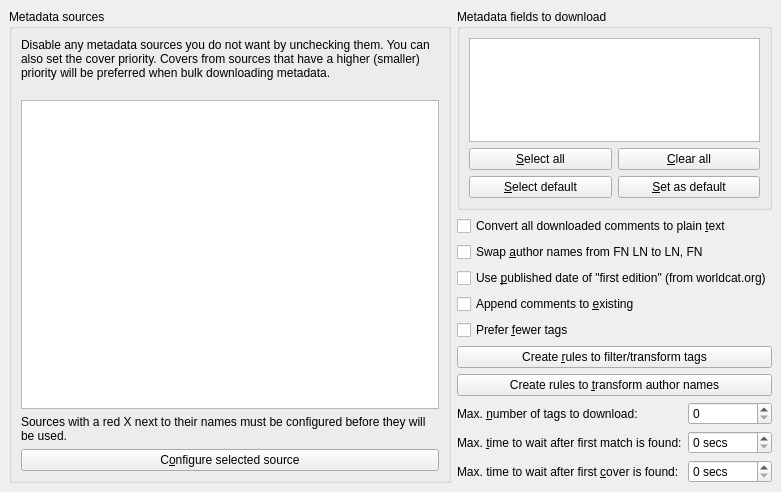
This is src/calibre/gui2/preferences/metadata_sources.ui in debian-calibre/calibre as Qt 5 draws it before an edit. The edited form follows.
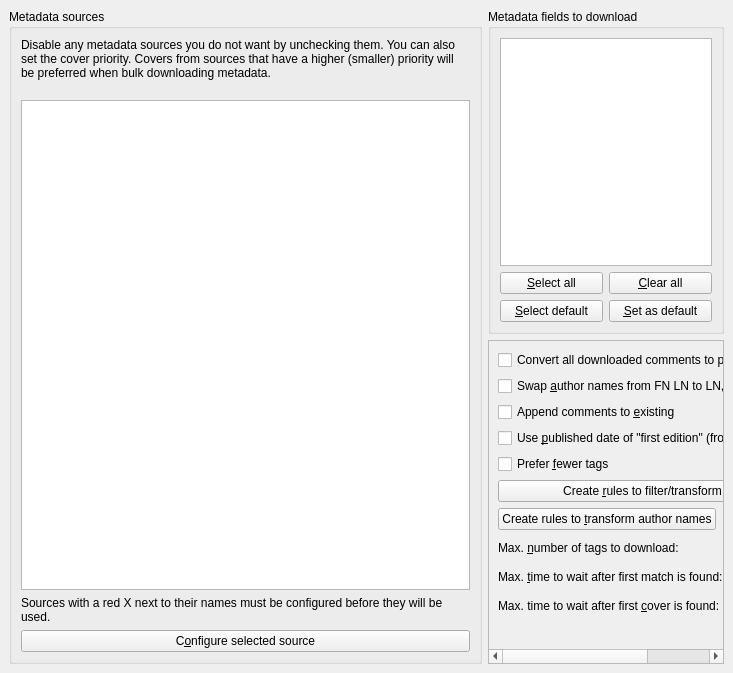
This is the edited form. Icons and pictures are not drawn.

Patch:
```diff
--- a/src/calibre/gui2/preferences/metadata_sources.ui
+++ b/src/calibre/gui2/preferences/metadata_sources.ui
@@ -6,14 +6,14 @@
    <rect>
     <x>0</x>
     <y>0</y>
-    <width>781</width>
-    <height>492</height>
+    <width>733</width>
+    <height>673</height>
    </rect>
   </property>
   <property name="windowTitle">
    <string>Form</string>
   </property>
-  <layout class="QVBoxLayout" name="verticalLayout">
+  <layout class="QGridLayout" name="gridLayout_3">
    <property name="leftMargin">
     <number>0</number>
    </property>
@@ -26,76 +26,64 @@
    <property name="bottomMargin">
     <number>0</number>
    </property>
-   <item>
+   <item row="0" column="0">
     <widget class="QStackedWidget" name="stack">
      <widget class="QWidget" name="page">
-      <layout class="QGridLayout" name="gridLayout">
-       <item row="8" column="1">
-        <widget class="QLabel" name="label_2">
+      <layout class="QHBoxLayout" name="horizontalLayout">
+       <item>
+        <widget class="QGroupBox" name="groupBox">
+         <property name="title">
+          <string>Metadata sources</string>
+         </property>
+         <layout class="QVBoxLayout" name="verticalLayout_3">
+          <item>
+           <widget class="QLabel" name="label">
          <property name="text">
-          <string>Max. &amp;number of tags to download:</string>
-         </property>
-         <property name="buddy">
-          <cstring>opt_max_tags</cstring>
+             <string>Disable any metadata sources you do not want by unchecking them. You can also set the cover priority. Covers from sources that have a higher (smaller) priority will be preferred when bulk downloading metadata.
+</string>
+            </property>
+            <property name="wordWrap">
+             <bool>true</bool>
          </property>
         </widget>
        </item>
-       <item row="3" column="1" colspan="2">
-        <widget class="QCheckBox" name="opt_find_first_edition_date">
-         <property name="text">
-          <string>Use &amp;published date of &quot;first edition&quot; (from worldcat.org)</string>
-         </property>
-        </widget>
-       </item>
-       <item row="9" column="1">
-        <widget class="QLabel" name="label_3">
+          <item>
+           <widget class="QTableView" name="sources_view">
+            <property name="selectionMode">
+             <enum>QAbstractItemView::SingleSelection</enum>
+            </property>
+            <property name="selectionBehavior">
+             <enum>QAbstractItemView::SelectRows</enum>
+            </property>
+           </widget>
+          </item>
+          <item>
+           <widget class="QLabel" name="label_5">
          <property name="text">
-          <string>Max. &amp;time to wait after first match is found:</string>
-         </property>
-         <property name="buddy">
-          <cstring>opt_wait_after_first_identify_result</cstring>
+             <string>Sources with a red X next to their names must be configured before they will be used. </string>
+            </property>
+            <property name="wordWrap">
+             <bool>true</bool>
          </property>
         </widget>
        </item>
-       <item row="10" column="1">
-        <widget class="QLabel" name="label_4">
+          <item>
+           <widget class="QPushButton" name="configure_plugin_button">
          <property name="text">
-          <string>Max. time to wait after first &amp;cover is found:</string>
-         </property>
-         <property name="buddy">
-          <cstring>opt_wait_after_first_cover_result</cstring>
+             <string>C&amp;onfigure selected source</string>
+            </property>
+            <property name="icon">
+             <iconset resource="../../../../resources/images.qrc">
+              <normaloff>:/images/plugins.png</normaloff>:/images/plugins.png</iconset>
          </property>
         </widget>
        </item>
-       <item row="10" column="2">
-        <widget class="QSpinBox" name="opt_wait_after_first_cover_result">
-         <property name="suffix">
-          <string> secs</string>
-         </property>
+         </layout>
         </widget>
        </item>
-       <item row="5" column="1" colspan="2">
-        <widget class="QCheckBox" name="opt_fewer_tags">
-         <property name="toolTip">
-          <string>&lt;p&gt;Different metadata sources have different sets of tags for the same book. If this option is checked, then calibre will use the smaller tag sets. These tend to be more like genres, while the larger tag sets tend to describe the books content.
-&lt;p&gt;Note that this option will only make a practical difference if one of the metadata sources has a genre like tag set for the book you are searching for. Most often, they all have large tag sets.</string>
-         </property>
-         <property name="statusTip">
-          <string>Prefer smaller tag sets when picking tags from different metadata sources</string>
-         </property>
-         <property name="text">
-          <string>Prefer &amp;fewer tags</string>
-         </property>
-        </widget>
-       </item>
-       <item row="2" column="1" colspan="2">
-        <widget class="QCheckBox" name="opt_swap_author_names">
-         <property name="text">
-          <string>Swap &amp;author names from FN LN to LN, FN</string>
-         </property>
-        </widget>
-       </item>
-       <item row="0" column="1" colspan="2">
+       <item>
+        <layout class="QVBoxLayout" name="verticalLayout">
+         <item>
         <widget class="QGroupBox" name="groupBox_2">
          <property name="title">
           <string>Metadata fields to download</string>
@@ -148,24 +136,42 @@
          </layout>
         </widget>
        </item>
-       <item row="1" column="1" colspan="2">
+         <item>
+          <widget class="QScrollArea" name="scrollArea">
+           <property name="widgetResizable">
+            <bool>true</bool>
+           </property>
+           <widget class="QWidget" name="scrollAreaWidgetContents">
+            <property name="geometry">
+             <rect>
+              <x>0</x>
+              <y>0</y>
+              <width>373</width>
+              <height>341</height>
+             </rect>
+            </property>
+            <property name="sizePolicy">
+             <sizepolicy hsizetype="Expanding" vsizetype="Expanding">
+              <horstretch>0</horstretch>
+              <verstretch>0</verstretch>
+             </sizepolicy>
+            </property>
+            <layout class="QFormLayout" name="formLayout">
+             <item row="0" column="0" colspan="2">
         <widget class="QCheckBox" name="opt_txt_comments">
          <property name="text">
           <string>Convert all downloaded comments to plain &amp;text</string>
          </property>
         </widget>
        </item>
-       <item row="8" column="2">
-        <widget class="QSpinBox" name="opt_max_tags"/>
-       </item>
-       <item row="9" column="2">
-        <widget class="QSpinBox" name="opt_wait_after_first_identify_result">
-         <property name="suffix">
-          <string> secs</string>
+             <item row="3" column="0" colspan="2">
+              <widget class="QCheckBox" name="opt_swap_author_names">
+               <property name="text">
+                <string>Swap &amp;author names from FN LN to LN, FN</string>
          </property>
         </widget>
        </item>
-       <item row="4" column="1">
+             <item row="5" column="0" colspan="2">
         <widget class="QCheckBox" name="opt_append_comments">
          <property name="toolTip">
           <string>&lt;p&gt;When downloading comments, append the downloaded comments to any existing comment, instead of overwriting them.</string>
@@ -178,70 +184,93 @@
          </property>
         </widget>
        </item>
-       <item row="0" column="0" rowspan="11">
-        <widget class="QGroupBox" name="groupBox">
-         <property name="title">
-          <string>Metadata sources</string>
-         </property>
-         <layout class="QVBoxLayout" name="verticalLayout_3">
-          <item>
-           <widget class="QLabel" name="label">
+             <item row="6" column="0" colspan="2">
+              <widget class="QCheckBox" name="opt_find_first_edition_date">
             <property name="text">
-             <string>Disable any metadata sources you do not want by unchecking them. You can also set the cover priority. Covers from sources that have a higher (smaller) priority will be preferred when bulk downloading metadata.
-</string>
-            </property>
-            <property name="wordWrap">
-             <bool>true</bool>
-            </property>
-           </widget>
-          </item>
-          <item>
-           <widget class="QTableView" name="sources_view">
-            <property name="selectionMode">
-             <enum>QAbstractItemView::SingleSelection</enum>
-            </property>
-            <property name="selectionBehavior">
-             <enum>QAbstractItemView::SelectRows</enum>
-            </property>
-           </widget>
-          </item>
-          <item>
-           <widget class="QLabel" name="label_5">
+                <string>Use &amp;published date of &quot;first edition&quot; (from worldcat.org)</string>
+               </property>
+              </widget>
+             </item>
+             <item row="9" column="0" colspan="2">
+              <widget class="QCheckBox" name="opt_fewer_tags">
+               <property name="toolTip">
+                <string>&lt;p&gt;Different metadata sources have different sets of tags for the same book. If this option is checked, then calibre will use the smaller tag sets. These tend to be more like genres, while the larger tag sets tend to describe the books content.
+&lt;p&gt;Note that this option will only make a practical difference if one of the metadata sources has a genre like tag set for the book you are searching for. Most often, they all have large tag sets.</string>
+               </property>
+               <property name="statusTip">
+                <string>Prefer smaller tag sets when picking tags from different metadata sources</string>
+               </property>
             <property name="text">
-             <string>Sources with a red X next to their names must be configured before they will be used. </string>
-            </property>
-            <property name="wordWrap">
-             <bool>true</bool>
-            </property>
-           </widget>
-          </item>
-          <item>
-           <widget class="QPushButton" name="configure_plugin_button">
-            <property name="text">
-             <string>C&amp;onfigure selected source</string>
-            </property>
-            <property name="icon">
-             <iconset resource="../../../../resources/images.qrc">
-              <normaloff>:/images/plugins.png</normaloff>:/images/plugins.png</iconset>
-            </property>
-           </widget>
-          </item>
-         </layout>
-        </widget>
-       </item>
-       <item row="6" column="1" colspan="2">
+                <string>Prefer &amp;fewer tags</string>
+               </property>
+              </widget>
+             </item>
+             <item row="10" column="0" colspan="2">
         <widget class="QPushButton" name="tag_map_rules_button">
          <property name="text">
           <string>Create &amp;rules to filter/transform tags</string>
          </property>
         </widget>
        </item>
-       <item row="7" column="1" colspan="2">
+             <item row="12" column="0">
         <widget class="QPushButton" name="author_map_rules_button">
          <property name="text">
           <string>Create rules to &amp;transform author names</string>
          </property>
         </widget>
+             </item>
+             <item row="13" column="1">
+              <widget class="QSpinBox" name="opt_max_tags"/>
+             </item>
+             <item row="13" column="0">
+              <widget class="QLabel" name="label_2">
+               <property name="text">
+                <string>Max. &amp;number of tags to download:</string>
+               </property>
+               <property name="buddy">
+                <cstring>opt_max_tags</cstring>
+               </property>
+              </widget>
+             </item>
+             <item row="14" column="0">
+              <widget class="QLabel" name="label_3">
+               <property name="text">
+                <string>Max. &amp;time to wait after first match is found:</string>
+               </property>
+               <property name="buddy">
+                <cstring>opt_wait_after_first_identify_result</cstring>
+               </property>
+              </widget>
+             </item>
+             <item row="14" column="1">
+              <widget class="QSpinBox" name="opt_wait_after_first_identify_result">
+               <property name="suffix">
+                <string> secs</string>
+               </property>
+              </widget>
+             </item>
+             <item row="15" column="0">
+              <widget class="QLabel" name="label_4">
+               <property name="text">
+                <string>Max. time to wait after first &amp;cover is found:</string>
+               </property>
+               <property name="buddy">
+                <cstring>opt_wait_after_first_cover_result</cstring>
+               </property>
+              </widget>
+             </item>
+             <item row="15" column="1">
+              <widget class="QSpinBox" name="opt_wait_after_first_cover_result">
+               <property name="suffix">
+                <string> secs</string>
+               </property>
+              </widget>
+             </item>
+            </layout>
+           </widget>
+          </widget>
+         </item>
+        </layout>
        </item>
       </layout>
      </widget>
```
Lines whose indentation alone changed are shown as unchanged.
